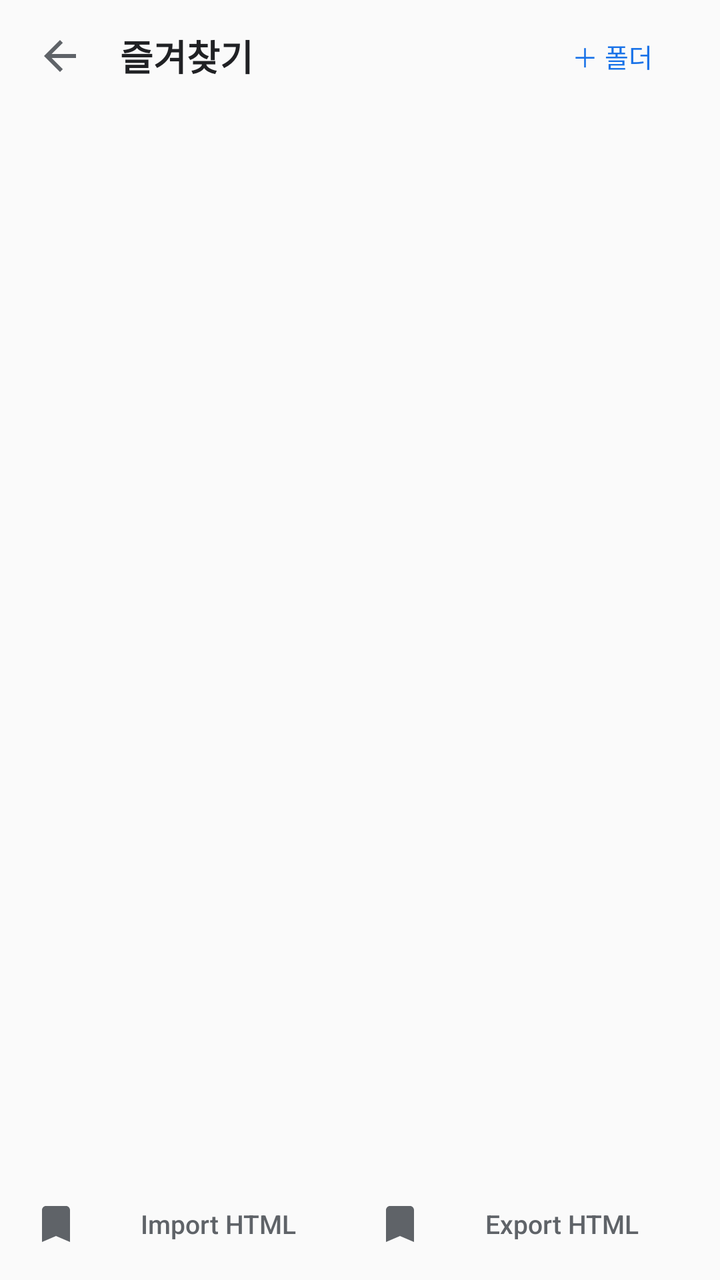
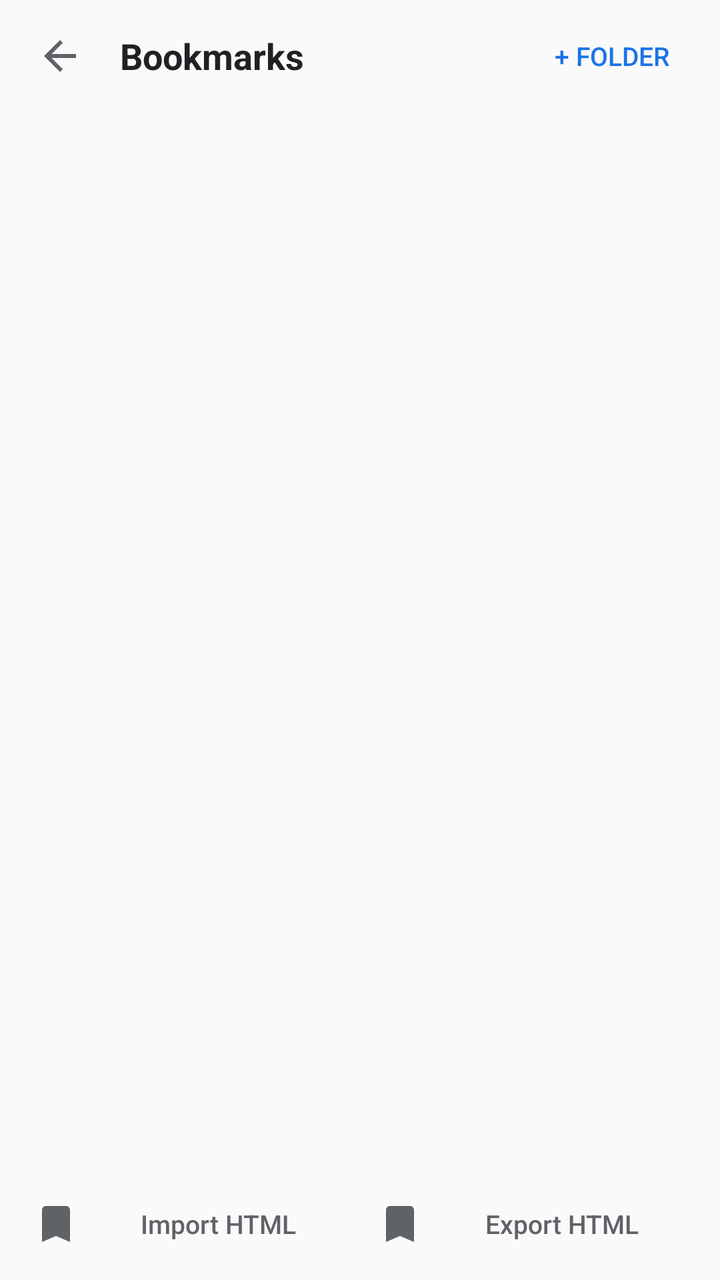

An Android layout rendered at two revisions. The XML below is the earlier revision; the diff shows what the commit changed to produce the second picture.
<!-- AndroidManifest.xml: application theme AppTheme -->
<!-- res/layout/activity_bookmarks.xml -->
<?xml version="1.0" encoding="utf-8"?>
<LinearLayout xmlns:android="http://schemas.android.com/apk/res/android"
    android:layout_width="match_parent"
    android:layout_height="match_parent"
    android:background="?android:attr/colorBackground"
    android:orientation="vertical">

    <LinearLayout
        android:layout_width="match_parent"
        android:layout_height="56dp"
        android:gravity="center_vertical"
        android:orientation="horizontal"
        android:paddingStart="8dp"
        android:paddingEnd="10dp">

        <ImageButton
            android:id="@+id/btnBack"
            android:layout_width="44dp"
            android:layout_height="44dp"
            android:background="@drawable/bg_btn_ripple"
            android:contentDescription="뒤로"
            android:padding="11dp"
            android:src="@drawable/ic_arrow_back"
            android:tint="@color/icon_tint" />

        <TextView
            android:id="@+id/txtTitle"
            android:layout_width="0dp"
            android:layout_height="wrap_content"
            android:layout_marginStart="8dp"
            android:layout_weight="1"
            android:ellipsize="middle"
            android:singleLine="true"
            android:text="즐겨찾기"
            android:textColor="@color/text_primary"
            android:textSize="18sp"
            android:textStyle="bold" />

        <Button
            android:id="@+id/btnNewFolder"
            android:layout_width="wrap_content"
            android:layout_height="36dp"
            android:background="@drawable/bg_btn_ripple"
            android:paddingStart="10dp"
            android:paddingEnd="10dp"
            android:text="＋ 폴더"
            android:textColor="@color/primary"
            android:textSize="13sp" />
    </LinearLayout>

    <androidx.recyclerview.widget.RecyclerView
        android:id="@+id/list"
        android:layout_width="match_parent"
        android:layout_height="0dp"
        android:layout_weight="1" />

    <LinearLayout
        android:layout_width="match_parent"
        android:layout_height="wrap_content"
        android:orientation="horizontal"
        android:padding="8dp">

        <Button
            android:id="@+id/btnImport"
            android:layout_width="0dp"
            android:layout_height="40dp"
            android:layout_weight="1"
            android:background="@drawable/bg_btn_ripple"
            android:drawableStart="@drawable/ic_bookmark_add"
            android:drawableTint="#5F6368"
            android:drawablePadding="6dp"
            android:gravity="center"
            android:minWidth="0dp"
            android:minHeight="0dp"
            android:paddingStart="8dp"
            android:paddingEnd="8dp"
            android:text="@string/btn_import_html"
            android:textAllCaps="false"
            android:textColor="#5F6368"
            android:textSize="13sp" />

        <Button
            android:id="@+id/btnExport"
            android:layout_width="0dp"
            android:layout_height="40dp"
            android:layout_weight="1"
            android:background="@drawable/bg_btn_ripple"
            android:drawableStart="@drawable/ic_bookmark"
            android:drawableTint="#5F6368"
            android:drawablePadding="6dp"
            android:gravity="center"
            android:minWidth="0dp"
            android:minHeight="0dp"
            android:paddingStart="8dp"
            android:paddingEnd="8dp"
            android:text="@string/btn_export_html"
            android:textAllCaps="false"
            android:textColor="#5F6368"
            android:textSize="13sp" />
    </LinearLayout>
</LinearLayout>
<!-- resources referenced by this layout -->
<resources>
  <color name="icon_tint">#5F6368</color>
  <color name="primary">#1A73E8</color>
  <color name="text_primary">#202124</color>
  <!-- drawable bg_btn_ripple (drawable) -->
  <?xml version="1.0" encoding="utf-8"?>
  <ripple xmlns:android="http://schemas.android.com/apk/res/android"
      android:color="#1A000000">
      <item>
          <shape android:shape="rectangle">
              <solid android:color="@android:color/transparent" />
              <corners android:radius="24dp" />
          </shape>
      </item>
  </ripple>
  <!-- drawable ic_arrow_back (drawable) -->
  <vector xmlns:android="http://schemas.android.com/apk/res/android"
      android:width="24dp"
      android:height="24dp"
      android:viewportWidth="24"
      android:viewportHeight="24">
      <path
          android:fillColor="#FFFFFF"
          android:pathData="M20,11H7.83l5.59,-5.59L12,4l-8,8 8,8 1.41,-1.41L7.83,13H20v-2z" />
  </vector>
  <!-- drawable ic_bookmark (drawable) -->
  <vector xmlns:android="http://schemas.android.com/apk/res/android"
      android:width="24dp"
      android:height="24dp"
      android:viewportWidth="24"
      android:viewportHeight="24">
      <path
          android:fillColor="#FFFFFF"
          android:pathData="M17,3H7c-1.1,0 -2,0.9 -2,2v16l7,-3 7,3V5c0,-1.1 -0.9,-2 -2,-2z" />
  </vector>
  <!-- drawable ic_bookmark_add (drawable) -->
  <vector xmlns:android="http://schemas.android.com/apk/res/android"
      android:width="24dp"
      android:height="24dp"
      android:viewportWidth="24"
      android:viewportHeight="24">
      <path
          android:fillColor="#5F6368"
          android:pathData="M17,3H7C5.9,3 5,3.9 5,5V21L12,18L19,21V5C19,3.9 18.1,3 17,3Z" />
      <path
          android:fillColor="#FFFFFF"
          android:pathData="M12,7.6L13.06,10.14L15.8,10.35L13.7,12.12L14.4,14.77L12,13.27L9.6,14.77L10.3,12.12L8.2,10.35L10.94,10.14Z" />
  </vector>
  <string name="btn_export_html">Export HTML</string>
  <string name="btn_import_html">Import HTML</string>
  <style name="AppTheme" parent="android:Theme.Material.Light.NoActionBar">
          <item name="android:forceDarkAllowed">true</item>
          <item name="android:colorPrimary">#1A73E8</item>
          <item name="android:colorPrimaryDark">#1450A0</item>
          <item name="android:colorAccent">#1A73E8</item>
          <item name="android:navigationBarColor">#FFFFFF</item>
      </style>
</resources>

<!-- the commit's change to res/layout/activity_bookmarks.xml (unified diff, before → after) -->
@@ -18,7 +18,7 @@
             android:layout_width="44dp"
             android:layout_height="44dp"
             android:background="@drawable/bg_btn_ripple"
-            android:contentDescription="뒤로"
+            android:contentDescription="@string/cd_back"
             android:padding="11dp"
             android:src="@drawable/ic_arrow_back"
             android:tint="@color/icon_tint" />
@@ -31,7 +31,7 @@
             android:layout_weight="1"
             android:ellipsize="middle"
             android:singleLine="true"
-            android:text="즐겨찾기"
+            android:text="@string/menu_bookmarks"
             android:textColor="@color/text_primary"
             android:textSize="18sp"
             android:textStyle="bold" />
@@ -43,7 +43,7 @@
             android:background="@drawable/bg_btn_ripple"
             android:paddingStart="10dp"
             android:paddingEnd="10dp"
-            android:text="＋ 폴더"
+            android:text="@string/bookmark_add_folder"
             android:textColor="@color/primary"
             android:textSize="13sp" />
     </LinearLayout>
<!-- resource entries referenced after the edit -->
@@ -47,8 +47,11 @@
           android:fillColor="#FFFFFF"
           android:pathData="M12,7.6L13.06,10.14L15.8,10.35L13.7,12.12L14.4,14.77L12,13.27L9.6,14.77L10.3,12.12L8.2,10.35L10.94,10.14Z" />
   </vector>
+  <string name="bookmark_add_folder">+ Folder</string>
   <string name="btn_export_html">Export HTML</string>
   <string name="btn_import_html">Import HTML</string>
+  <string name="cd_back">Back</string>
+  <string name="menu_bookmarks">Bookmarks</string>
   <style name="AppTheme" parent="android:Theme.Material.Light.NoActionBar">
           <item name="android:forceDarkAllowed">true</item>
           <item name="android:colorPrimary">#1A73E8</item>
